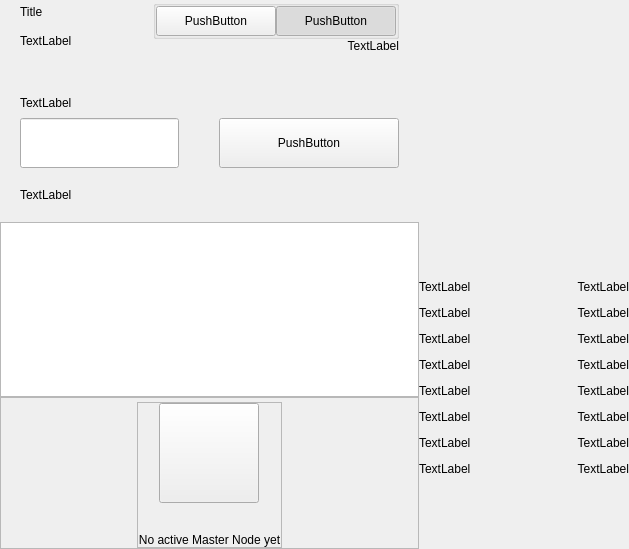
First picture: the form in src/qt/vitae/forms/privacywidget.ui, repository VitaeTeam/Vitae, before the edit.
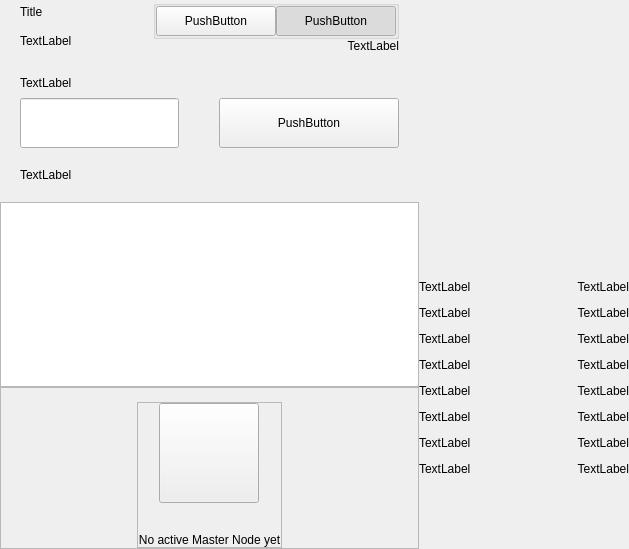
Second picture: the form after the edit. Custom widgets are drawn as their Qt base class.

Commit message: Layout space changes

```diff
--- a/src/qt/vitae/forms/privacywidget.ui
+++ b/src/qt/vitae/forms/privacywidget.ui
@@ -212,7 +212,7 @@
             <property name="sizeHint" stdset="0">
              <size>
               <width>20</width>
-              <height>40</height>
+              <height>20</height>
              </size>
             </property>
            </spacer>
```
The commit also changes 2 other files.
